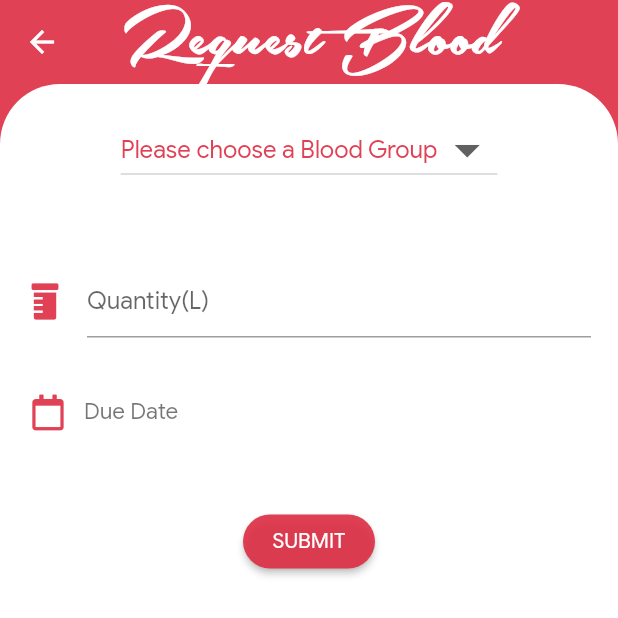
After one commit to piyushsinha24/LifeShare, a Flutter app: the RequestBlood screen opened directly, on a phone screen of 412 x 824 dp, the top half of it. The commit adds this screen. Run offline on Flutter 3.47's test engine with Material 2 defaults, Android fonts, the phone set to English and light mode, and no system bars; our stand-ins replace cloud_firestore, firebase_auth, font_awesome_flutter, geolocator, google_maps_flutter; accounts and stored records are empty.

Commit message:
UI updates and requestblood page

```diff
--- a/lib/pages/home.dart
+++ b/lib/pages/home.dart
@@ -107,15 +107,16 @@ class _HomePageState extends State<HomePage> {
               decoration: BoxDecoration(
                 color: Color.fromARGB(1000, 221, 46, 68),
               ),
-              accountName: Text(currentUser == null ? "" : _name),
+              accountName: Text(currentUser == null ? "" : _name,style: TextStyle(fontSize: 22.0,),),
               accountEmail: Text(currentUser == null ? "" : _email),
               currentAccountPicture: CircleAvatar(
                 backgroundColor: Colors.white,
                 child: Text(
                   currentUser == null ? "" : _bloodgrp,
                   style: TextStyle(
-                    fontSize: 30.0,
+                    fontSize: 45.0,
                     color: Colors.black54,
+                    fontFamily: 'SouthernAire',
                   ),
                 ),
               ),
--- /dev/null
+++ b/lib/pages/requestBlood.dart
@@ -0,0 +1,156 @@
+import 'package:flutter/material.dart';
+import 'package:font_awesome_flutter/font_awesome_flutter.dart';
+
+class RequestBlood extends StatefulWidget {
+  @override
+  _RequestBloodState createState() => _RequestBloodState();
+}
+
+class _RequestBloodState extends State<RequestBlood> {
+  final formkey = new GlobalKey<FormState>();
+  List<String> _bloodGroup = ['A+', 'A-', 'B+', 'B-', 'O+', 'O-', 'AB+', 'AB-'];
+  String _selected = '';
+  String _qty;
+  bool _categorySelected = false;
+  DateTime selectedDate = DateTime.now();
+  int flag=0;
+  Future<Null> _selectDate(BuildContext context) async {
+    flag=1;
+    final DateTime picked = await showDatePicker(
+        context: context,
+        initialDate: selectedDate,
+        firstDate: selectedDate,
+        lastDate: DateTime(2022));
+    if (picked != null && picked != selectedDate)
+      setState(() {
+        selectedDate = picked;
+      });
+  }
+
+  @override
+  Widget build(BuildContext context) {
+    return Scaffold(
+      backgroundColor: Color.fromARGB(1000, 221, 46, 68),
+      appBar: AppBar(
+        elevation: 0.0,
+        centerTitle: true,
+        backgroundColor: Colors.transparent,
+        title: Text(
+          "Request Blood",
+          style: TextStyle(
+            fontSize: 60.0,
+            fontFamily: "SouthernAire",
+            color: Colors.white,
+          ),
+        ),
+      ),
+      body: ClipRRect(
+        borderRadius: new BorderRadius.only(
+            topLeft: const Radius.circular(40.0),
+            topRight: const Radius.circular(40.0)),
+        child: Container(
+          height: 800.0,
+          width: double.infinity,
+          color: Colors.white,
+          child: SingleChildScrollView(
+            child: Column(
+              mainAxisAlignment: MainAxisAlignment.start,
+              children: <Widget>[
+                new Form(
+                  key: formkey,
+                  child: Column(
+                    children: <Widget>[
+                      Container(
+                        child: Column(
+                          children: <Widget>[
+                            Container(
+                              padding: EdgeInsets.only(top: 20.0),
+                              child: DropdownButton(
+                                hint: Text(
+                                  'Please choose a Blood Group',
+                                  style: TextStyle(
+                                    color: Color.fromARGB(1000, 221, 46, 68),
+                                  ),
+                                ),
+                                iconSize: 40.0,
+                                items: _bloodGroup.map((val) {
+                                  return new DropdownMenuItem<String>(
+                                    value: val,
+                                    child: new Text(val),
+                                  );
+                                }).toList(),
+                                onChanged: (newValue) {
+                                  setState(() {
+                                    _selected = newValue;
+                                    this._categorySelected = true;
+                                  });
+                                },
+                              ),
+                            ),
+                            SizedBox(
+                              height: 10.0,
+                            ),
+                            Text(
+                              _selected,
+                              style: TextStyle(
+                                fontWeight: FontWeight.bold,
+                                fontSize: 20.0,
+                                color: Color.fromARGB(1000, 221, 46, 68),
+                              ),
+                            ),
+                          ],
+                        ),
+                      ),
+                      Padding(
+                        padding: const EdgeInsets.all(18.0),
+                        child: TextFormField(
+                          decoration: InputDecoration(
+                            hintText: 'Quantity(L)',
+                            icon: Icon(
+                              FontAwesomeIcons.prescriptionBottle,
+                              color: Color.fromARGB(1000, 221, 46, 68),
+                            ),
+                          ),
+                          validator: (value) => value.isEmpty
+                              ? "Name field can't be empty"
+                              : null,
+                          onSaved: (value) => _qty = value,
+                          keyboardType: TextInputType.number,
+                        ),
+                      ),
+                      Padding(
+                        padding: const EdgeInsets.all(8.0),
+                        child: Row(
+                          children: <Widget>[
+                            IconButton(
+                              onPressed: () => _selectDate(context),
+                              icon: Icon(FontAwesomeIcons.calendar),
+                              color: Color.fromARGB(1000, 221, 46, 68),
+                            ),
+                             flag==0?Text("Due Date",style: TextStyle(color: Colors.black54,fontSize: 15.0),):Text("${selectedDate.toLocal()}"),
+                          ],
+                        ),
+                      ),
+                      SizedBox(
+                        height: 30.0,
+                      ),
+                      RaisedButton(
+                        onPressed: () {},
+                        textColor: Colors.white,
+                        padding: EdgeInsets.only(left: 5.0, right: 5.0),
+                        color: Color.fromARGB(1000, 221, 46, 68),
+                        child: Text("SUBMIT"),
+                        shape: new RoundedRectangleBorder(
+                            borderRadius: new BorderRadius.circular(30.0)),
+                      ),
+                    ],
+                  ),
+                ),
+              ],
+            ),
+          ),
+        ),
+      ),
+    );
+  }
+}
--- a/pubspec.yaml
+++ b/pubspec.yaml
@@ -23,6 +23,7 @@ dependencies:
   cloud_firestore: ^0.12.9
   google_maps_flutter: ^0.5.20+1
   geolocator: ^5.1.2
+  font_awesome_flutter: ^8.5.0
 
   # The following adds the Cupertino Icons font to your application.
   # Use with the CupertinoIcons class for iOS style icons.
@@ -48,6 +49,7 @@ flutter:
   assets:
     - assets/logo.png
     - assets/customStyle.json
+    - assets/marker2.png
   #  - images/a_dot_ham.jpeg
 
   # An image asset can refer to one or more resolution-specific "variants", see
```
Also changed, not shown: lib/pages/mapView.dart (+52 -10 lines), assets/marker2.png (added), pubspec.lock.
